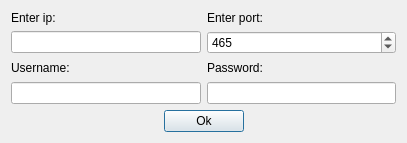
rodimov/NetworksLabs_SUT, file Lab4/SMTPSender/portdialog.ui: the form before one commit.
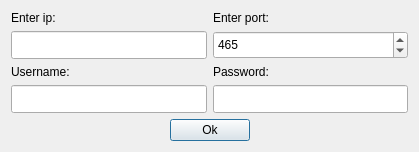
The form after the commit.

Commit message: portdialog lineedit resize

Diff of the .ui file:
```diff
--- a/Lab4/SMTPSender/portdialog.ui
+++ b/Lab4/SMTPSender/portdialog.ui
@@ -6,8 +6,8 @@
    <rect>
     <x>0</x>
     <y>0</y>
-    <width>407</width>
-    <height>143</height>
+    <width>419</width>
+    <height>152</height>
    </rect>
   </property>
   <property name="windowTitle">
@@ -31,6 +31,12 @@
      </item>
      <item>
       <widget class="QSpinBox" name="port">
+       <property name="sizePolicy">
+        <sizepolicy hsizetype="Minimum" vsizetype="Expanding">
+         <horstretch>0</horstretch>
+         <verstretch>0</verstretch>
+        </sizepolicy>
+       </property>
        <property name="minimum">
         <number>1</number>
        </property>
@@ -60,7 +66,14 @@
       </widget>
      </item>
      <item>
-      <widget class="QLineEdit" name="ip"/>
+      <widget class="QLineEdit" name="ip">
+       <property name="sizePolicy">
+        <sizepolicy hsizetype="Expanding" vsizetype="Expanding">
+         <horstretch>0</horstretch>
+         <verstretch>0</verstretch>
+        </sizepolicy>
+       </property>
+      </widget>
      </item>
     </layout>
    </item>
@@ -111,7 +124,14 @@
       </widget>
      </item>
      <item>
-      <widget class="QLineEdit" name="username"/>
+      <widget class="QLineEdit" name="username">
+       <property name="sizePolicy">
+        <sizepolicy hsizetype="Expanding" vsizetype="Expanding">
+         <horstretch>0</horstretch>
+         <verstretch>0</verstretch>
+        </sizepolicy>
+       </property>
+      </widget>
      </item>
     </layout>
    </item>
@@ -126,6 +146,12 @@
      </item>
      <item>
       <widget class="QLineEdit" name="password">
+       <property name="sizePolicy">
+        <sizepolicy hsizetype="Expanding" vsizetype="Expanding">
+         <horstretch>0</horstretch>
+         <verstretch>0</verstretch>
+        </sizepolicy>
+       </property>
        <property name="echoMode">
         <enum>QLineEdit::Password</enum>
        </property>
```
The commit also changes 6 other files.
